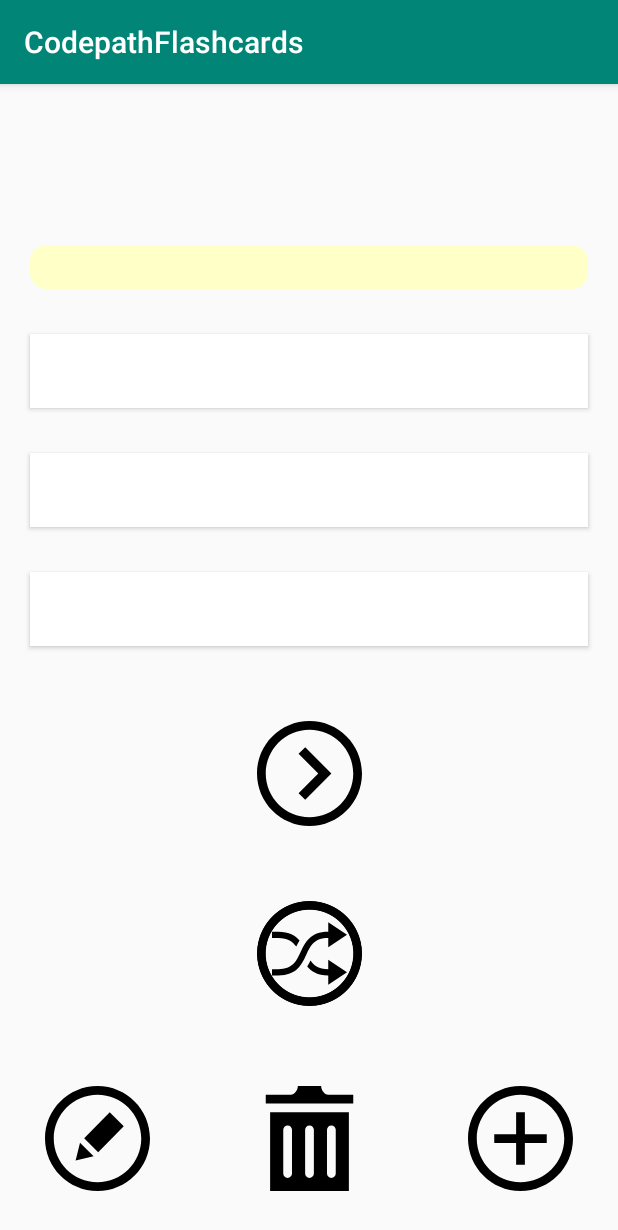
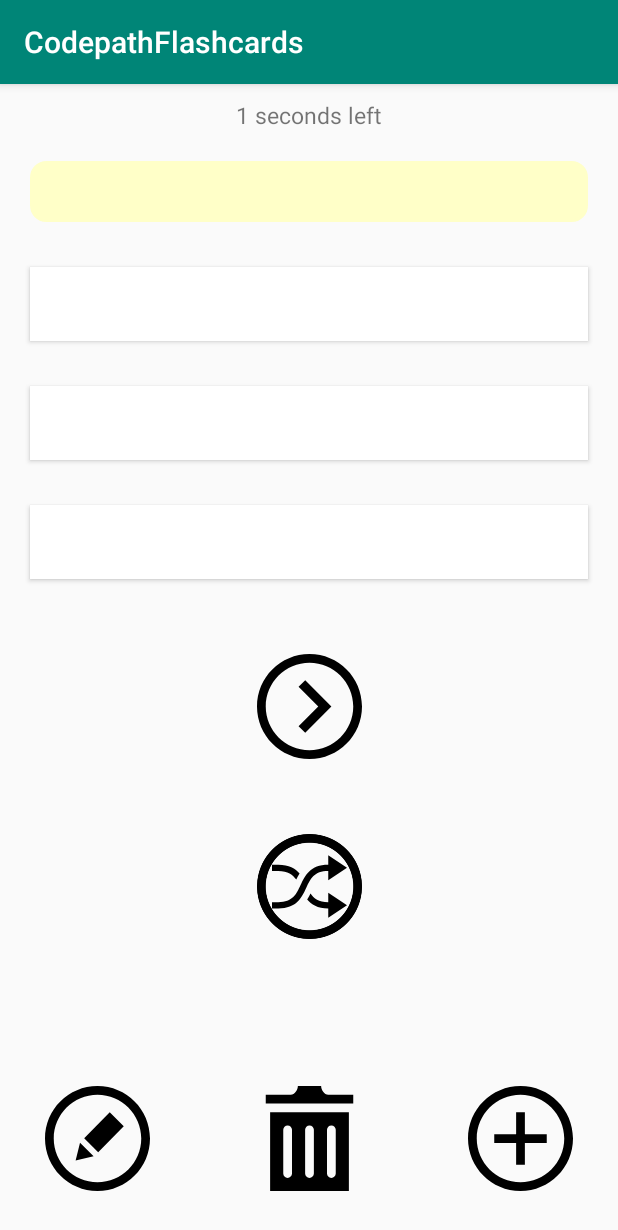
Before and after one commit to FlynnD273/CodepathFlashcards, an Android app: the screen it shows after launch (MainActivity), on a phone screen of 412 x 824 dp. Shown: the top 1230 px of the screen. Run offline under Robolectric (Android 15) with nearby library versions, the phone set to English and light mode, and no system bars; our stand-ins replace Room's generated code.

Commit message:
Flashcard CountDownTimer now pauses correctly, restores correct time on orientation change, and displays correctly.

```diff
--- a/app/src/main/java/flynn/codepathflashcards/MainActivity.java
+++ b/app/src/main/java/flynn/codepathflashcards/MainActivity.java
@@ -8,6 +8,7 @@ import android.content.DialogInterface;
 import android.content.Intent;
 import android.content.res.Resources;
 import android.os.Bundle;
+import android.os.CountDownTimer;
 import android.util.Log;
 import android.view.View;
 import android.view.ViewAnimationUtils;
@@ -44,6 +45,7 @@ public class MainActivity extends AppCompatActivity
 
     int user_answered = 0;
     int flashcard_number = 0;
+    long time_left;
 
     boolean answered = false;
 
@@ -53,6 +55,9 @@ public class MainActivity extends AppCompatActivity
 
     Animation leftOutAnim;
     Animation rightInAnim;
+
+    CountDownTimer countDownTimer;
+    CountDownTimer defaulftTimer;
 
     //Reload all flashcards from resource strings
     public void resetFlashcards()
@@ -65,10 +70,10 @@ public class MainActivity extends AppCompatActivity
     {
         flashcard_number = 0;
 
-        loadFlashcard(flashcard_number);
+        loadFlashcard(flashcard_number, true);
     }
 
-    public void loadFlashcard(int index)
+    public void loadFlashcard(int index, boolean resetTimer)
     {
         if(index > -1 && index < flashcards.size())
         {
@@ -79,7 +84,7 @@ public class MainActivity extends AppCompatActivity
             current_flashcard = null;
 
         }
-        displayFlashcard(current_flashcard, true);
+        displayFlashcard(current_flashcard, true, resetTimer);
     }
 
     //Delete a flashcard
@@ -87,7 +92,7 @@ public class MainActivity extends AppCompatActivity
     {
         flashcardDatabase.deleteCard(card);
         flashcards = flashcardDatabase.getAllCards();
-        loadFlashcard(random.nextInt(Math.max(flashcards.size(),1)));
+        loadFlashcard(random.nextInt(Math.max(flashcards.size(),1)), true);
     }
 
     //Handles deleting a card
@@ -120,6 +125,7 @@ public class MainActivity extends AppCompatActivity
     {
         if(!answered && current_flashcard != null)
         {
+            countDownTimer.cancel();
             Button tv = (Button) v;
 
             //Find out which answer was clicked
@@ -133,7 +139,7 @@ public class MainActivity extends AppCompatActivity
                 }
             }
 
-            //Takes care of the appearance of the wuestion textView
+            //Takes care of the appearance of the question textView
             flashcard_answer.setText(current_flashcard.getAnswers()[current_flashcard.getCorrectIndex()]);
 
 
@@ -151,7 +157,7 @@ public class MainActivity extends AppCompatActivity
             // hide the question and show the answer to prepare for playing the animation!
             flashcard_answer.setVisibility(View.VISIBLE);
 
-            anim.setDuration(500);
+            anim.setDuration(200);
             anim.start();
 
 
@@ -180,7 +186,7 @@ public class MainActivity extends AppCompatActivity
         {
             flashcard_number = ++flashcard_number>flashcards.size()-1?0:flashcard_number;
 
-            loadFlashcard(flashcard_number);
+            loadFlashcard(flashcard_number, true);
         }
     }
 
@@ -188,9 +194,19 @@ public class MainActivity extends AppCompatActivity
     {
         flashcard_number = random.nextInt(Math.max(flashcards.size(),1));
 
-        loadFlashcard(flashcard_number);
+        loadFlashcard(flashcard_number, true);
     }
 
+    public void displayFlashcard(Flashcard card, boolean randomize, boolean resetTimer)
+    {
+        if(resetTimer)
+        {
+            countDownTimer.cancel();
+            countDownTimer = defaulftTimer;
+            countDownTimer.start();
+        }
+        displayFlashcard(card, randomize);
+    }
 
     public void displayFlashcard(Flashcard card, boolean randomize)
     {
@@ -235,11 +251,13 @@ public class MainActivity extends AppCompatActivity
     {
         if(answered)
         {
+            countDownTimer.cancel();
             edit.setVisibility(VISIBLE);
             add.setVisibility(VISIBLE);
             displayFlashcard(current_flashcard, false);
             answered = true;
             flashcard_answer.setText(current_flashcard.getAnswers()[current_flashcard.getCorrectIndex()]);
+            flashcard_answer.setVisibility(VISIBLE);
 
             if (user_answered == current_flashcard.getCorrectIndex())
             {
@@ -256,7 +274,7 @@ public class MainActivity extends AppCompatActivity
         }
         else
         {
-            displayFlashcard(current_flashcard, false);
+            displayFlashcard(current_flashcard, false, false);
         }
     }
 
@@ -286,6 +304,7 @@ public class MainActivity extends AppCompatActivity
         // Save the state of item position
         outState.putInt("flashcard_number", flashcard_number);
         outState.putInt("answer_num", user_answered);
+        outState.putLong("time_left", time_left);
         outState.putBoolean("answered", answered);
         outState.putSerializable("flashcard", current_flashcard);
         outState.putSerializable("flashcards", (Serializable)flashcards);
@@ -301,6 +320,21 @@ public class MainActivity extends AppCompatActivity
         answered = savedInstanceState.getBoolean("answered");
         current_flashcard = (Flashcard)savedInstanceState.getSerializable("flashcard");
         flashcards = (ArrayList<Flashcard>)savedInstanceState.getSerializable("flashcards");
+        time_left = savedInstanceState.getLong("time_left");
+
+        countDownTimer.cancel();
+        countDownTimer = new CountDownTimer(time_left, 1000) {
+            public void onTick(long millisUntilFinished) {
+                time_left = millisUntilFinished;
+                ((TextView) findViewById(R.id.timer)).setText(millisUntilFinished / 1000 + " seconds left");
+            }
+
+            public void onFinish()
+            {
+                onClickNextQuestion(button_next);
+            }
+        };
+        countDownTimer.start();
 
         updateLayoutState();
         //show_answers = savedInstanceState.getBoolean("show_answers");
@@ -327,7 +361,7 @@ public class MainActivity extends AppCompatActivity
             }
             flashcardDatabase.insertCard(card);
             flashcards = flashcardDatabase.getAllCards();
-            loadFlashcard(flashcard_number);
+            loadFlashcard(flashcard_number, true);
         }
     }
 
@@ -359,6 +393,8 @@ public class MainActivity extends AppCompatActivity
 
         leftOutAnim = AnimationUtils.loadAnimation(getApplicationContext(), R.anim.left_out);
         rightInAnim = AnimationUtils.loadAnimation(getApplicationContext(), R.anim.right_in);
+        leftOutAnim.setDuration(200);
+        rightInAnim.setDuration(200);
 
         leftOutAnim.setAnimationListener(new Animation.AnimationListener() {
             @Override
@@ -377,6 +413,20 @@ public class MainActivity extends AppCompatActivity
             }
         });
 
+
+        defaulftTimer = new CountDownTimer(8000, 1000) {
+            public void onTick(long millisUntilFinished) {
+                time_left = millisUntilFinished;
+                ((TextView) findViewById(R.id.timer)).setText(millisUntilFinished / 1000 + " seconds left");
+            }
+
+            public void onFinish()
+            {
+                onClickNextQuestion(button_next);
+            }
+        };
+        countDownTimer = defaulftTimer;
+
         //Show flashcard
         resetFlashcards();
         resetFlashcardApp();
--- a/app/src/main/res/layout-land/activity_main.xml
+++ b/app/src/main/res/layout-land/activity_main.xml
@@ -5,6 +5,17 @@
     android:layout_width="match_parent"
     android:layout_height="match_parent"
     tools:context=".MainActivity">
+
+    <TextView
+        android:id="@+id/timer"
+        android:textSize="15sp"
+        android:layout_margin="10dp"
+        android:layout_width="match_parent"
+        android:layout_height="wrap_content"
+        android:gravity="center_horizontal"
+        app:layout_constraintTop_toTopOf="parent"
+        app:layout_constraintLeft_toLeftOf="parent"
+        app:layout_constraintRight_toRightOf="parent"/>
 
     <TextView
         android:id="@+id/flashcard_question"
@@ -15,13 +26,10 @@
         android:background="@drawable/round_corner_question"
         android:textAlignment="center"
         android:textColor="@color/colorBlack"
-        android:textSize="20sp"
-        app:layout_constraintBottom_toBottomOf="parent"
-        app:layout_constraintHorizontal_bias="0.4"
+        android:textSize="30sp"
         app:layout_constraintLeft_toLeftOf="parent"
         app:layout_constraintRight_toRightOf="parent"
-        app:layout_constraintTop_toTopOf="parent"
-        app:layout_constraintVertical_bias="0.041" />
+        app:layout_constraintTop_toBottomOf="@id/timer" />
 
     <TextView
         android:id="@+id/flashcard_answer"
@@ -32,7 +40,7 @@
         android:background="@drawable/round_corner_answer"
         android:textAlignment="center"
         android:textColor="@color/colorBlack"
-        android:textSize="22sp"
+        android:textSize="30sp"
         app:layout_constraintBottom_toBottomOf="@id/flashcard_question"
         app:layout_constraintLeft_toLeftOf="@id/flashcard_question"
         app:layout_constraintRight_toRightOf="@id/flashcard_question"
@@ -133,6 +141,6 @@
         app:srcCompat="@drawable/delete_icon"
         app:layout_constraintBottom_toBottomOf="parent"
         app:layout_constraintLeft_toLeftOf="parent"
-        app:layout_constraintRight_toRightOf="parent"
+        app:layout_constraintRight_toLeftOf="@id/next_random_button"
         android:layout_margin="30dp"/>
 </androidx.constraintlayout.widget.ConstraintLayout>
--- a/app/src/main/res/layout/activity_main.xml
+++ b/app/src/main/res/layout/activity_main.xml
@@ -5,6 +5,17 @@
     android:layout_width="match_parent"
     android:layout_height="match_parent"
     tools:context=".MainActivity">
+
+    <TextView
+        android:id="@+id/timer"
+        android:textSize="15sp"
+        android:layout_margin="10dp"
+        android:layout_width="match_parent"
+        android:layout_height="wrap_content"
+        android:gravity="center"
+        app:layout_constraintTop_toTopOf="parent"
+        app:layout_constraintLeft_toLeftOf="parent"
+        app:layout_constraintRight_toRightOf="parent"/>
 
     <TextView
         android:id="@+id/flashcard_question"
@@ -15,13 +26,10 @@
         android:background="@drawable/round_corner_question"
         android:textAlignment="center"
         android:textColor="@color/colorBlack"
-        android:textSize="22sp"
-        app:layout_constraintBottom_toBottomOf="parent"
-        app:layout_constraintHorizontal_bias="0.6"
+        android:textSize="30sp"
         app:layout_constraintLeft_toLeftOf="parent"
         app:layout_constraintRight_toRightOf="parent"
-        app:layout_constraintTop_toTopOf="parent"
-        app:layout_constraintVertical_bias="0.125" />
+        app:layout_constraintTop_toBottomOf="@id/timer"/>
 
     <TextView
         android:id="@+id/flashcard_answer"
@@ -32,7 +40,7 @@
         android:background="@drawable/round_corner_answer"
         android:textAlignment="center"
         android:textColor="@color/colorBlack"
-        android:textSize="22sp"
+        android:textSize="30sp"
         app:layout_constraintBottom_toBottomOf="@id/flashcard_question"
         app:layout_constraintLeft_toLeftOf="@id/flashcard_question"
         app:layout_constraintRight_toRightOf="@id/flashcard_question"
```
Also changed, not shown: app/src/main/icon_launcher-playstore.png, app/src/main/res/mipmap-hdpi/icon_launcher.png, app/src/main/res/mipmap-hdpi/icon_launcher_foreground.png, app/src/main/res/mipmap-hdpi/icon_launcher_round.png, app/src/main/res/mipmap-mdpi/icon_launcher.png, app/src/main/res/mipmap-mdpi/icon_launcher_foreground.png, app/src/main/res/mipmap-mdpi/icon_launcher_round.png, app/src/main/res/mipmap-xhdpi/icon_launcher.png, app/src/main/res/mipmap-xhdpi/icon_launcher_foreground.png, app/src/main/res/mipmap-xhdpi/icon_launcher_round.png, app/src/main/res/mipmap-xxhdpi/icon_launcher.png, app/src/main/res/mipmap-xxhdpi/icon_launcher_foreground.png, app/src/main/res/mipmap-xxhdpi/icon_launcher_round.png, app/src/main/res/mipmap-xxxhdpi/icon_launcher.png, 2 more files.
